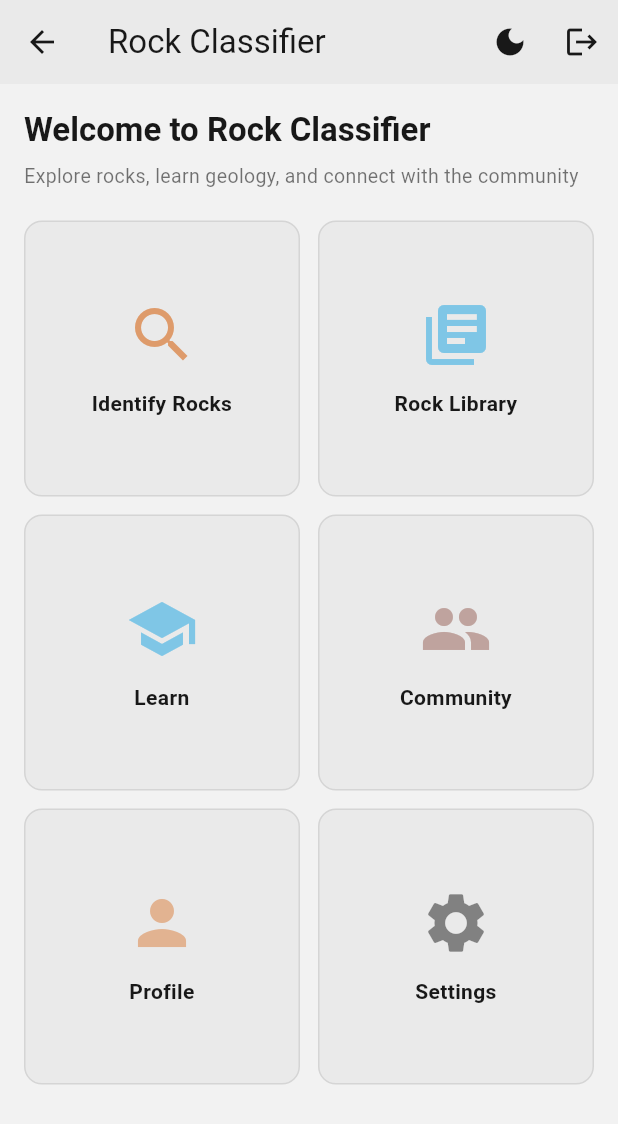
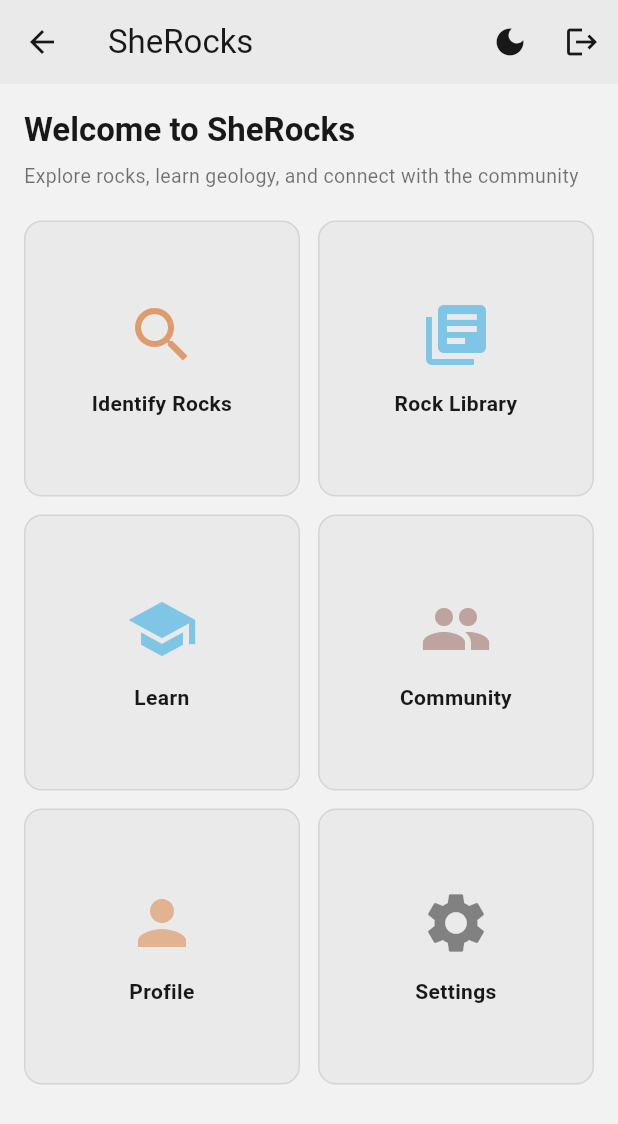
Before and after one commit to Jetrossgalinato/rock_classifier, a Flutter app: the HomeScreen screen opened by its route, after a tap on the "light mode" icon, on a phone screen of 412 x 824 dp. Shown: the top 1124 px of the screen. Run offline on Flutter 3.47's test engine with Material 3 defaults, Android fonts, the phone set to English and light mode, and no system bars; our stand-ins replace flutter_map, latlong2.

Commit message:
fix: replace title with SheRocks

```diff
--- a/lib/main.dart
+++ b/lib/main.dart
@@ -178,7 +178,7 @@ class _RockClassifierAppState extends State<RockClassifierApp> {
   Widget build(BuildContext context) {
     return MaterialApp(
       debugShowCheckedModeBanner: false,
-      title: 'Rock Classifier',
+      title: 'SheRocks',
       theme: isDark ? darkTheme : lightTheme,
       initialRoute: '/login',
       routes: {
--- a/lib/screens/home_screen.dart
+++ b/lib/screens/home_screen.dart
@@ -16,7 +16,7 @@ class HomeScreen extends StatelessWidget {
     return Scaffold(
       backgroundColor: colorScheme.background,
       appBar: AppBar(
-        title: const Text('Rock Classifier'),
+        title: const Text('SheRocks'),
         actions: [
           IconButton(
             icon: Icon(isDark ? Icons.light_mode : Icons.dark_mode),
@@ -38,7 +38,7 @@ class HomeScreen extends StatelessWidget {
           crossAxisAlignment: CrossAxisAlignment.start,
           children: [
             Text(
-              'Welcome to Rock Classifier',
+              'Welcome to SheRocks',
               style: textTheme.headlineMedium?.copyWith(fontSize: 22),
             ),
             const SizedBox(height: 8),
--- a/lib/screens/login_screen.dart
+++ b/lib/screens/login_screen.dart
@@ -16,7 +16,7 @@ class LoginScreen extends StatelessWidget {
     return Scaffold(
       backgroundColor: colorScheme.background,
       appBar: AppBar(
-        title: const Text('Sign In'),
+        title: const Text('SheRocks'),
         actions: [
           IconButton(
             icon: Icon(isDark ? Icons.light_mode : Icons.dark_mode),
```
Also changed, not shown: 1 other file.
